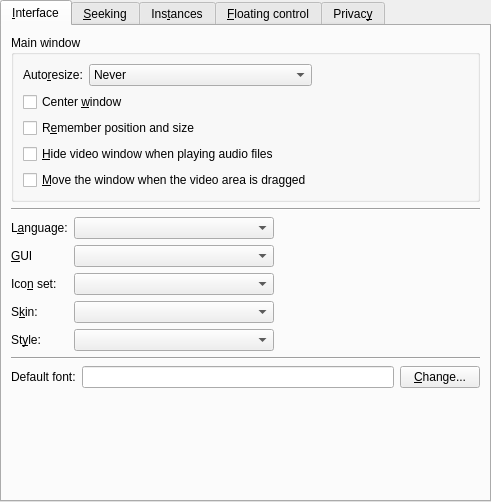
smplayer-dev/smplayer, file src/prefinterface.ui: the form before one commit.
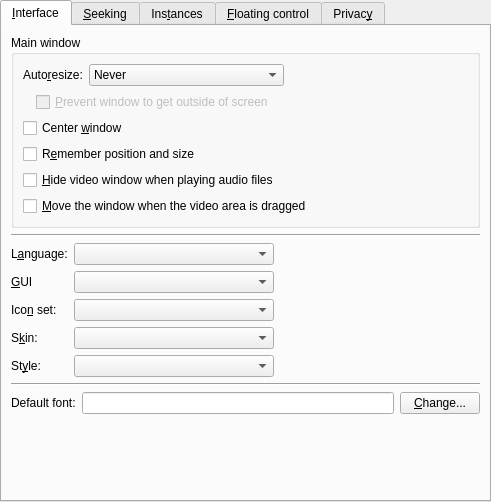
The form after the commit. Custom widgets are drawn as their Qt base class.

Commit message: Add option 'Prevent window to get outside of screen' in preferences -> interface

```diff
--- a/src/prefinterface.ui
+++ b/src/prefinterface.ui
@@ -32,11 +32,9 @@
          <property name="title">
           <string>Main window</string>
          </property>
-         <layout class="QHBoxLayout" name="horizontalLayout_4">
-          <item>
            <layout class="QVBoxLayout" name="verticalLayout_7">
             <item>
-             <layout class="QHBoxLayout" name="horizontalLayout_3">
+           <layout class="QHBoxLayout" name="horizontalLayout_4">
               <item>
                <widget class="QLabel" name="label">
                 <property name="text">
@@ -72,6 +70,62 @@
                 </item>
                </widget>
               </item>
+            <item>
+             <spacer>
+              <property name="orientation">
+               <enum>Qt::Horizontal</enum>
+              </property>
+              <property name="sizeHint" stdset="0">
+               <size>
+                <width>40</width>
+                <height>20</height>
+               </size>
+              </property>
+             </spacer>
+            </item>
+           </layout>
+          </item>
+          <item>
+           <layout class="QHBoxLayout" name="horizontalLayout_3">
+            <item>
+             <spacer name="horizontalSpacer_3">
+              <property name="orientation">
+               <enum>Qt::Horizontal</enum>
+              </property>
+              <property name="sizeType">
+               <enum>QSizePolicy::Fixed</enum>
+              </property>
+              <property name="sizeHint" stdset="0">
+               <size>
+                <width>13</width>
+                <height>20</height>
+               </size>
+              </property>
+             </spacer>
+            </item>
+            <item>
+             <widget class="QCheckBox" name="center_if_outside_check">
+              <property name="enabled">
+               <bool>false</bool>
+              </property>
+              <property name="text">
+               <string>&amp;Prevent window to get outside of screen</string>
+              </property>
+             </widget>
+            </item>
+            <item>
+             <spacer name="horizontalSpacer_4">
+              <property name="orientation">
+               <enum>Qt::Horizontal</enum>
+              </property>
+              <property name="sizeHint" stdset="0">
+               <size>
+                <width>40</width>
+                <height>20</height>
+               </size>
+              </property>
+             </spacer>
+            </item>
              </layout>
             </item>
             <item>
@@ -103,21 +157,6 @@
              </widget>
             </item>
            </layout>
-          </item>
-          <item>
-           <spacer>
-            <property name="orientation">
-             <enum>Qt::Horizontal</enum>
-            </property>
-            <property name="sizeHint" stdset="0">
-             <size>
-              <width>40</width>
-              <height>20</height>
-             </size>
-            </property>
-           </spacer>
-          </item>
-         </layout>
         </widget>
        </item>
        <item>
```
Left out of the diff: 1 changed line with no effect on the pictures. Lines whose indentation alone changed are shown as unchanged. The commit also changes 2 other files.
